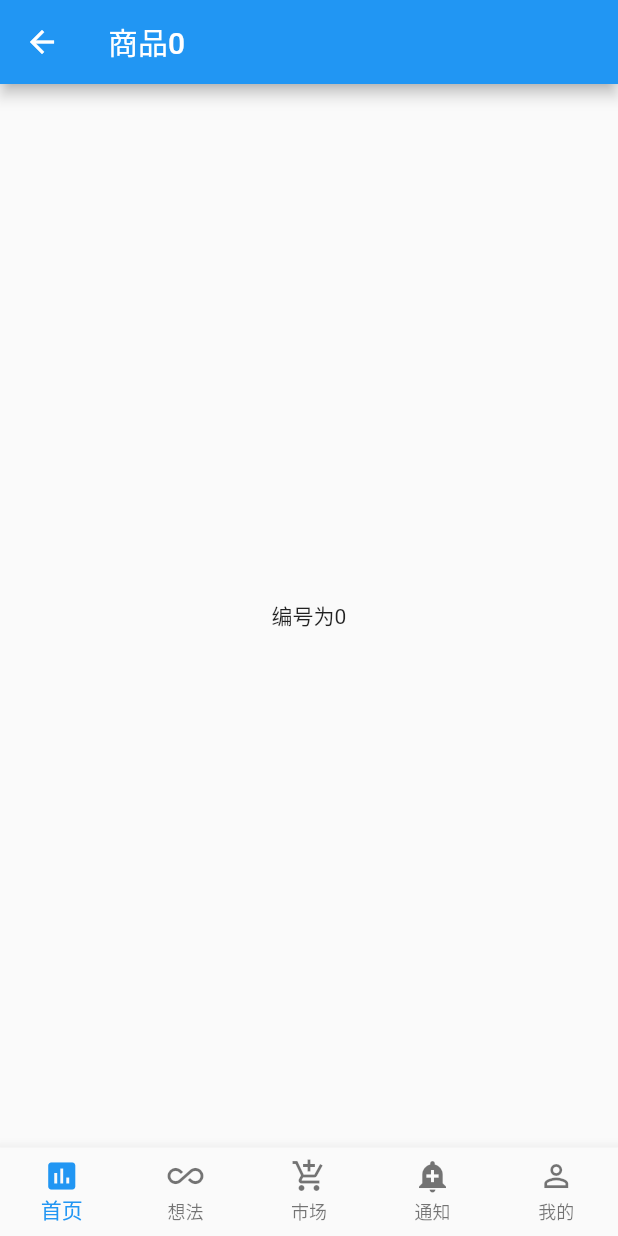
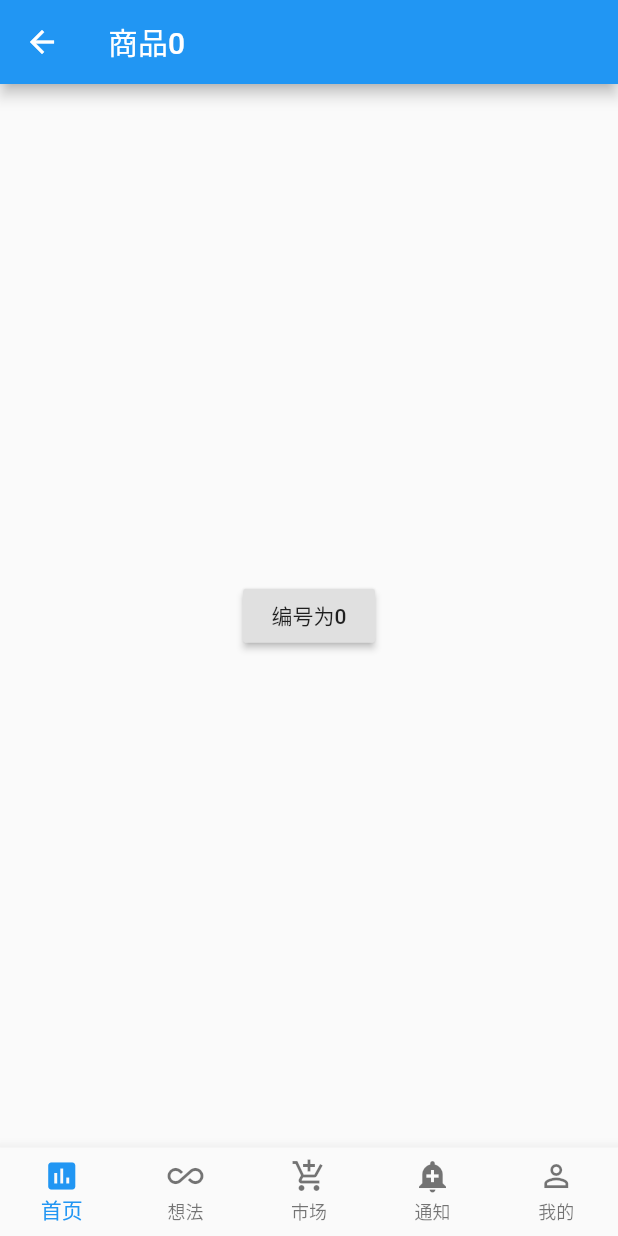
Before and after one commit to smileDevil/flutterDemo, a Flutter app: the screen it shows after launch, after a tap on an icon or button, on a phone screen of 412 x 824 dp. Run offline on Flutter 3.47's test engine with Material 2 defaults, Android fonts, the phone set to English and light mode, and no system bars.

Commit message:
20190114

```diff
--- a/lib/home_page/home_page.dart
+++ b/lib/home_page/home_page.dart
@@ -7,13 +7,10 @@ class HomePage extends StatefulWidget{
 class Product {
    final String title; // 商品标题
    final String descripton;//描述
-
    Product(this.title,this.descripton);
-
 }
 
 class _HomePageState extends State<HomePage>{
-
   @override
   Widget build(BuildContext context){
     return new MaterialApp(
@@ -33,7 +30,6 @@ class _HomePageState extends State<HomePage>{
 
 }
 
-
 class ProductList extends StatelessWidget {
 final List<Product> products;
 
@@ -48,18 +44,26 @@ ProductList({Key key, @required this.products}):super(key:key);
           return ListTile(
             title:  Text(products[index].title),
             subtitle: Text(products[index].descripton),
-            onTap: (){
-              Navigator.push(
-                context,
-                MaterialPageRoute(
-                  builder: (context) => ProductDetail(product:products[index])
-                )
-              );
-            },
+            onTap: (){_navigateToDetail(context,products[index]);},
+            // onTap: (){
+            //   Navigator.push(
+            //     context,
+            //     MaterialPageRoute(
+            //       builder: (context) => ProductDetail(product:products[index])
+            //     )
+            //   );
+            // },
           );
         },
       ),
     );
+  }
+
+  _navigateToDetail(BuildContext context,Product passProduct) async{ //一异步方法
+    final result = await Navigator.push(context,  MaterialPageRoute(
+                  builder: (context) => ProductDetail(product:passProduct)
+                ));
+                Scaffold.of(context).showSnackBar(SnackBar(content:Text('$result'),duration: Duration(seconds: 2)));
   }
 }
 
@@ -71,7 +75,13 @@ class ProductDetail extends StatelessWidget {
     return  Scaffold(
         appBar: AppBar(title: Text('${product.title}'),),
         body: Center(
-         child:  Text('${product.descripton}')
+         child: RaisedButton(
+           onPressed: (){
+            Navigator.pop(context,'测试返回数据');
+           },
+           child: Text('${product.descripton}'),
+         )
+
         ),
         // body: RaisedButton(
         //   onPressed: (){
--- a/lib/my/my_page.dart
+++ b/lib/my/my_page.dart
@@ -13,10 +13,12 @@ class MyPageState extends State<My_page>{
       home: Scaffold(
         appBar: AppBar(title:  Text("我的"),
         actions: <Widget>[
-          new Container()
+          new Container(
+
+          )
         ],),
         body: Center(
-          child: null,
+          child: Image.asset('images/test.jpeg'),
         ),
       ),
     );
--- a/pubspec.yaml
+++ b/pubspec.yaml
@@ -40,6 +40,8 @@ flutter:
   # assets:
   #  - images/a_dot_burr.jpeg
   #  - images/a_dot_ham.jpeg
+  assets:
+  - images/test.jpeg
 
   # An image asset can refer to one or more resolution-specific "variants", see
   # https://flutter.io/assets-and-images/#resolution-aware.
```
Also changed, not shown: images/test.jpeg (added).
